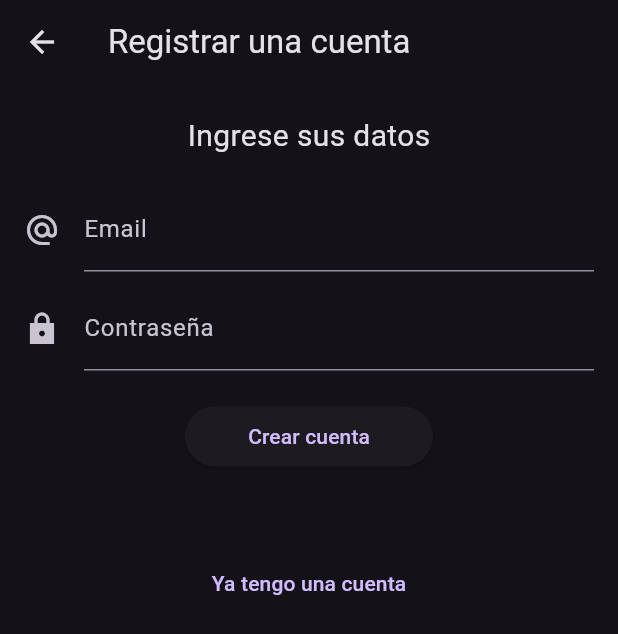
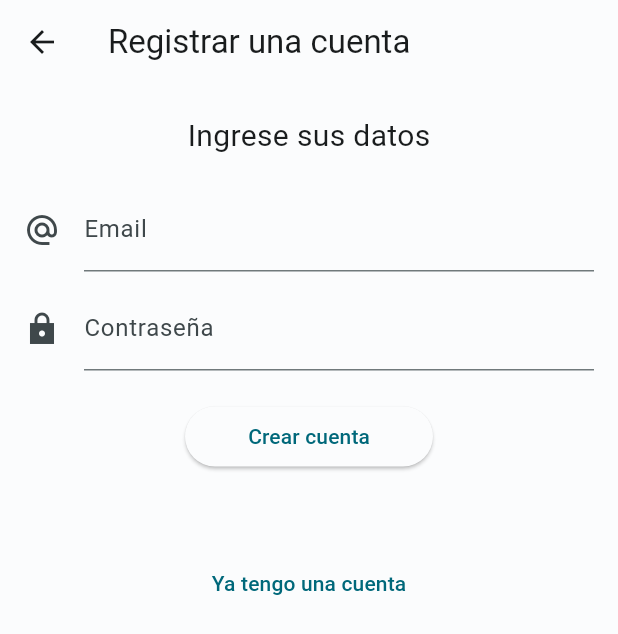
Before and after one commit to diegogaraur/eurovision_app, a Flutter app: the RegisterPage screen opened by its route, on a phone screen of 412 x 824 dp. Shown: the top 634 px of the screen. Run offline on Flutter 3.47's test engine with Material 2 defaults, Android fonts, the phone set to English and light mode, and no system bars; our stand-ins replace fl_chart, flutter_secure_storage; missing offline and left inert: country_flags; accounts and stored records are empty; network calls fail.

Commit message:
Añade color scheme personalizado

```diff
--- a/lib/main.dart
+++ b/lib/main.dart
@@ -1,6 +1,7 @@
 import 'package:allesc/pages/pages.dart';
 import 'package:allesc/providers/navigation_bar_provider.dart';
 import 'package:allesc/services/services.dart';
+import 'package:allesc/themes/esc_color_schemes.dart';
 import 'package:flutter/material.dart';
 import 'package:provider/provider.dart';
 
@@ -38,7 +39,9 @@ class MyApp extends StatelessWidget {
         'main': (BuildContext context) => const MainPage(),
       },
       scaffoldMessengerKey: NotificacionesService.messenserKey,
-      theme: ThemeData.dark(useMaterial3: true),
+      theme: ThemeData(useMaterial3: true, colorScheme: lightColorScheme),
+      darkTheme: ThemeData(useMaterial3: true, colorScheme: darkColorScheme),
+      themeMode: ThemeMode.system,
     );
   }
 }
--- /dev/null
+++ b/lib/themes/esc_color_schemes.dart
@@ -0,0 +1,69 @@
+import 'package:flutter/material.dart';
+
+const lightColorScheme = ColorScheme(
+  brightness: Brightness.light,
+  primary: Color(0xFF00687A),
+  onPrimary: Color(0xFFFFFFFF),
+  primaryContainer: Color(0xFFACEDFF),
+  onPrimaryContainer: Color(0xFF001F26),
+  secondary: Color(0xFF4B6269),
+  onSecondary: Color(0xFFFFFFFF),
+  secondaryContainer: Color(0xFFCEE7EF),
+  onSecondaryContainer: Color(0xFF061F24),
+  tertiary: Color(0xFF565D7E),
+  onTertiary: Color(0xFFFFFFFF),
+  tertiaryContainer: Color(0xFFDDE1FF),
+  onTertiaryContainer: Color(0xFF131937),
+  error: Color(0xFFBA1A1A),
+  errorContainer: Color(0xFFFFDAD6),
+  onError: Color(0xFFFFFFFF),
+  onErrorContainer: Color(0xFF410002),
+  background: Color(0xFFFBFCFD),
+  onBackground: Color(0xFF191C1D),
+  surface: Color(0xFFFBFCFD),
+  onSurface: Color(0xFF191C1D),
+  surfaceVariant: Color(0xFFDBE4E7),
+  onSurfaceVariant: Color(0xFF3F484B),
+  outline: Color(0xFF70797B),
+  onInverseSurface: Color(0xFFEFF1F2),
+  inverseSurface: Color(0xFF2E3132),
+  inversePrimary: Color(0xFF52D6F5),
+  shadow: Color(0xFF000000),
+  surfaceTint: Color(0xFF00687A),
+  outlineVariant: Color(0xFFBFC8CB),
+  scrim: Color(0xFF000000),
+);
+
+const darkColorScheme = ColorScheme(
+  brightness: Brightness.dark,
+  primary: Color(0xFF52D6F5),
+  onPrimary: Color(0xFF003640),
+  primaryContainer: Color(0xFF101C43),
+  onPrimaryContainer: Color(0xFFACEDFF),
+  secondary: Color(0xFFB2CBD2),
+  onSecondary: Color(0xFF1D343A),
+  secondaryContainer: Color(0xFF3F4565),
+  onSecondaryContainer: Color(0xFFCEE7EF),
+  tertiary: Color(0xFFBFC4EB),
+  onTertiary: Color(0xFF282F4D),
+  tertiaryContainer: Color(0xFF3F4565),
+  onTertiaryContainer: Color(0xFFDDE1FF),
+  error: Color(0xFFFFB4AB),
+  errorContainer: Color(0xFF93000A),
+  onError: Color(0xFF690005),
+  onErrorContainer: Color(0xFFFFDAD6),
+  background: Color(0xFF06113C),
+  onBackground: Color(0xFFE1E3E4),
+  surface: Color(0xFF06113C),
+  onSurface: Color(0xFFE1E3E4),
+  surfaceVariant: Color(0xFF3F484B),
+  onSurfaceVariant: Color(0xFFBFC8CB),
+  outline: Color(0xFF899295),
+  onInverseSurface: Color(0xFF191C1D),
+  inverseSurface: Color(0xFFE1E3E4),
+  inversePrimary: Color(0xFF00687A),
+  shadow: Color(0xFF000000),
+  surfaceTint: Color(0xFF52D6F5),
+  outlineVariant: Color(0xFF3F484B),
+  scrim: Color(0xFF000000),
+);
```
